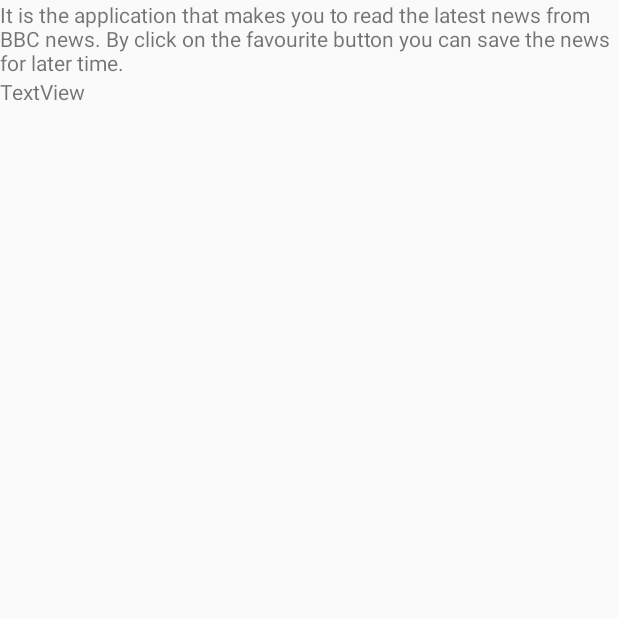
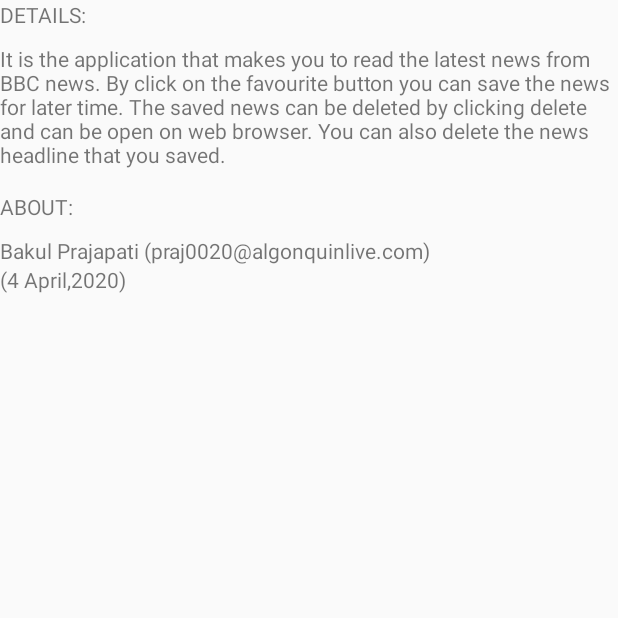
Before and after one commit to pate0701/FinalProject, an Android app: the About screen opened directly, with no data from a screen before it, on a phone screen of 412 x 824 dp, the top half of it. Run offline under Robolectric (Android 15) with nearby library versions, the phone set to English and light mode, and no system bars.

Commit message:
Final Project 100%

```diff
--- a/app/src/main/java/com/example/finalproject/NewsDownloader.java
+++ b/app/src/main/java/com/example/finalproject/NewsDownloader.java
@@ -71,7 +71,7 @@ public class NewsDownloader extends AppCompatActivity implements NavigationView.
         String message = null;
         switch (item.getItemId()) {
             case R.id.item1:{
-                message = "Navigating to Help Instructions.";
+                message = "About the Application";
                 startActivity(new Intent(NewsDownloader.this,About.class));
             }
                 break;
--- a/app/src/main/res/layout/activity_about.xml
+++ b/app/src/main/res/layout/activity_about.xml
@@ -7,17 +7,61 @@
     tools:context=".About"
     android:orientation="vertical">
 
+
+    <TextView
+        android:layout_width="match_parent"
+        android:layout_height="wrap_content"
+        android:text="Details:"
+        android:textAllCaps="true"
+        />
+    <Space
+        android:layout_width="match_parent"
+        android:layout_height="match_parent"
+        android:minHeight="10dp"
+        />
+
     <TextView
         android:id="@+id/About1"
         android:layout_width="wrap_content"
         android:layout_height="wrap_content"
         android:layout_weight="1"
         android:text="@string/About1" />
+    <Space
+        android:layout_width="match_parent"
+        android:layout_height="match_parent"
+        android:minHeight="15dp"
+        />
+
+    <TextView
+        android:layout_width="match_parent"
+        android:layout_height="wrap_content"
+        android:text="About:"
+        android:textAllCaps="true"
+        />
+    <Space
+        android:layout_width="match_parent"
+        android:layout_height="match_parent"
+        android:minHeight="10dp"
+        />
 
     <TextView
         android:id="@+id/About2"
         android:layout_width="wrap_content"
         android:layout_height="wrap_content"
         android:layout_weight="1"
-        android:text="TextView" />
+        android:text="@string/About2" />
+    <TextView
+        android:id="@+id/About4"
+        android:layout_width="wrap_content"
+        android:layout_height="wrap_content"
+        android:layout_weight="1"
+        android:text="@string/About4" />
+    <Space
+        android:layout_width="match_parent"
+        android:layout_height="match_parent"
+        android:minHeight="15dp"
+        />
+
+
+
 </LinearLayout>
--- a/app/src/main/res/layout/news_list.xml
+++ b/app/src/main/res/layout/news_list.xml
@@ -54,12 +54,6 @@
             android:layout_weight="1"
             android:text="Favorite" />
 
-        <Button
-            android:id="@+id/details"
-            android:layout_width="wrap_content"
-            android:layout_height="wrap_content"
-            android:layout_weight="1"
-            android:text="details" />
     </LinearLayout>
 
 
--- a/app/src/main/res/values/strings.xml
+++ b/app/src/main/res/values/strings.xml
@@ -16,6 +16,17 @@
     <string name="open">Open</string>
     <string name="close">Close</string>
 
-    <string name="About1">It is the application that makes you to read the latest news from BBC news. By click on the favourite button you can save the news for later time.</string>
-    <string name="About2"></string>
+    <string name="About1">It is the application that makes you to read the latest news from BBC news. By click on the favourite button you can save the news for later time.
+    The saved news can be deleted by clicking delete and can be open on web browser. You can also delete the news headline that you saved.</string>
+    <string name="About2">Bakul Prajapati (praj0020@algonquinlive.com)</string>
+    <string name="About3">FeedBack form  </string>
+    <string name="About4">(4 April,2020) </string>
+
+    <string name="itemnav1">Read News</string>
+    <string name="itemnav2">View Favourites</string>
+    <string name="itemnav3">HomePage</string>
+
+    <string name="message">About the Application</string>
+    <string name="message1">Added to Favourites</string>
+
 </resources>
```
Also changed, not shown: app/src/main/res/menu/navigation_drawer_menu.xml (+13 -9 lines), 1 other file.
